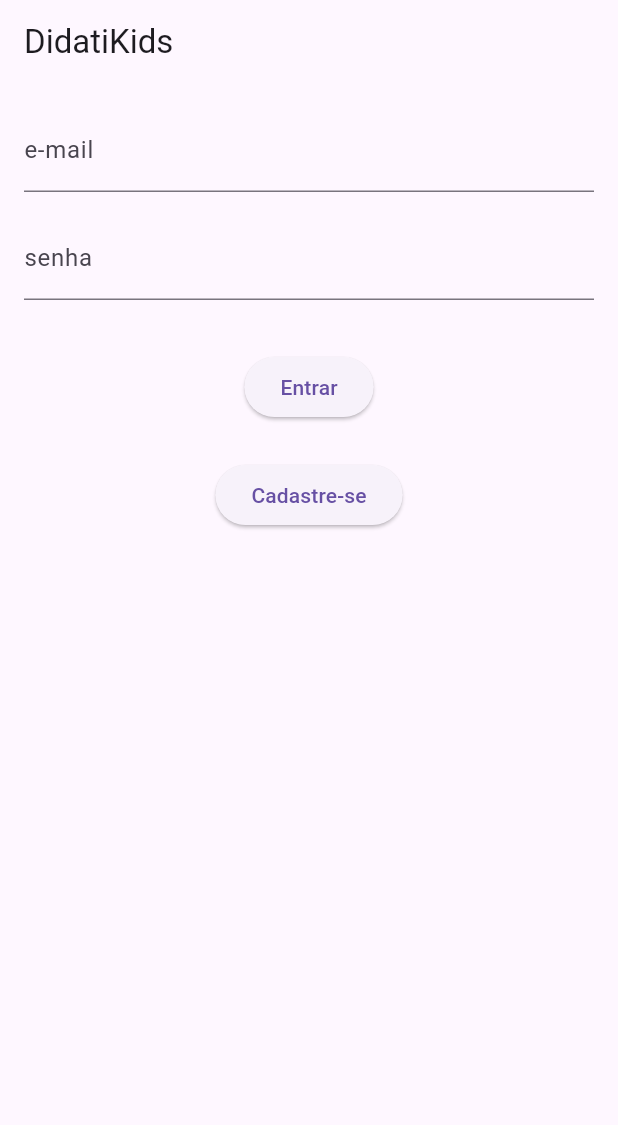
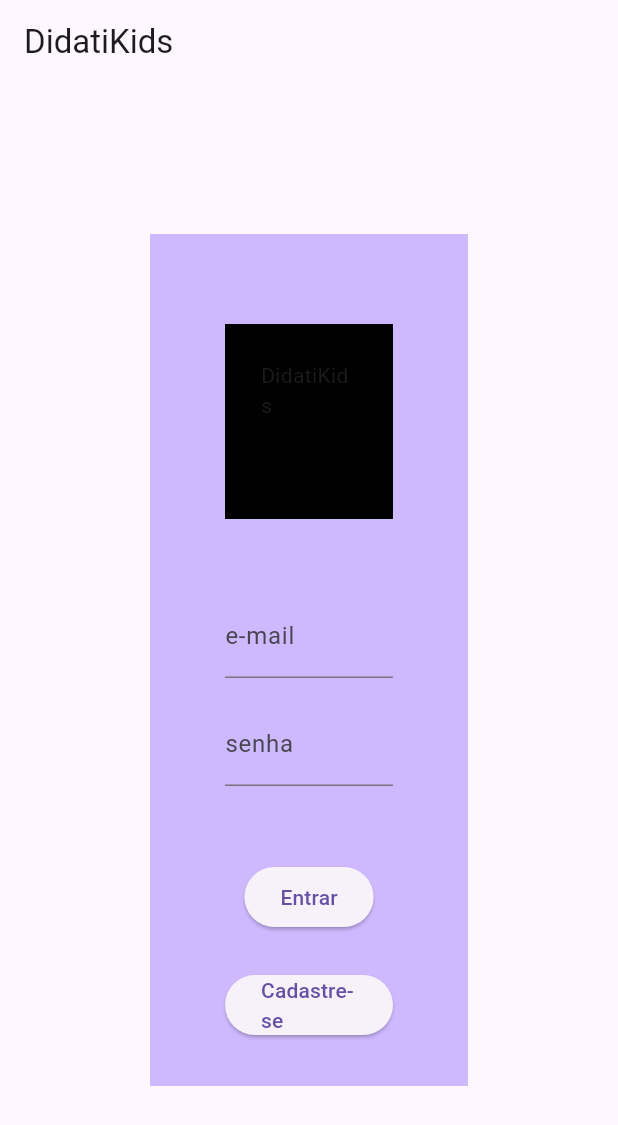
Before and after one commit to GabrielFGuerreiro/DidatiKids, a Flutter app: the screen it shows after launch, on a phone screen of 412 x 824 dp. Shown: the top 1125 px of the screen. Run offline on Flutter 3.47's test engine with Material 3 defaults, Android fonts, the phone set to English and light mode, and no system bars; our stand-ins replace supabase_flutter; accounts and stored records are empty.

Commit message:
Modificando tela de login

```diff
--- a/lib/screens/login_screen.dart
+++ b/lib/screens/login_screen.dart
@@ -18,14 +18,23 @@
 
   @override
   Widget build(BuildContext context) {
+    var width = MediaQuery.of(context).size.width;
+    var height = MediaQuery.of(context).size.height;
+
     return Scaffold(
       appBar: AppBar(title: const Text('DidatiKids')),
-      body: Padding(
-        padding: const EdgeInsets.all(16.0),
+      body: Container(
+        padding: const EdgeInsets.all(100),
+        child: Container(
+        width: width,
+        height: height,
+        color: const Color(0xFFCEB9FF),
+        padding: const EdgeInsets.all(50.0),
         child: Form(
           key: _formKey,
           child: Column(
             children: [
+              Container(color: Colors.black, height: 130.0, width: 180.0, padding: const EdgeInsets.all(24), margin: const EdgeInsets.fromLTRB(0, 10, 0, 50), child: const Text('DidatiKids')),
               TextFormField(
                 controller: _emailController,
                 decoration: const InputDecoration(labelText: 'e-mail'),
@@ -51,13 +60,13 @@
                   return null;
                 },
               ),
-              const SizedBox(height: 24),
-              Padding(padding: EdgeInsets.all(5)),
+              const SizedBox(height: 40),
+              const Padding(padding: EdgeInsets.all(5)),
               ElevatedButton(
                 onPressed: () {
                   if (!_formKey.currentState!.validate()) {
                     ScaffoldMessenger.of(context).showSnackBar(
-                      SnackBar(
+                      const SnackBar(
                         content: Text(
                           'E-mail ou senha incorretos, tente novamente.',
                         ),
@@ -81,12 +90,13 @@
 
               const SizedBox(height: 24),
               ElevatedButton(
+                style: const ButtonStyle(),
                 onPressed: () {
                   // Envia para a página de cadastro
                   Navigator.push(
                       context,
                       MaterialPageRoute(
-                        builder: (context) => SignInScreen(
+                        builder: (context) => const SignInScreen(
 
                         ),
                       ),
@@ -98,7 +108,7 @@
           ),
         ),
       ),
-    );
+    ));
   }
 
   @override
```
